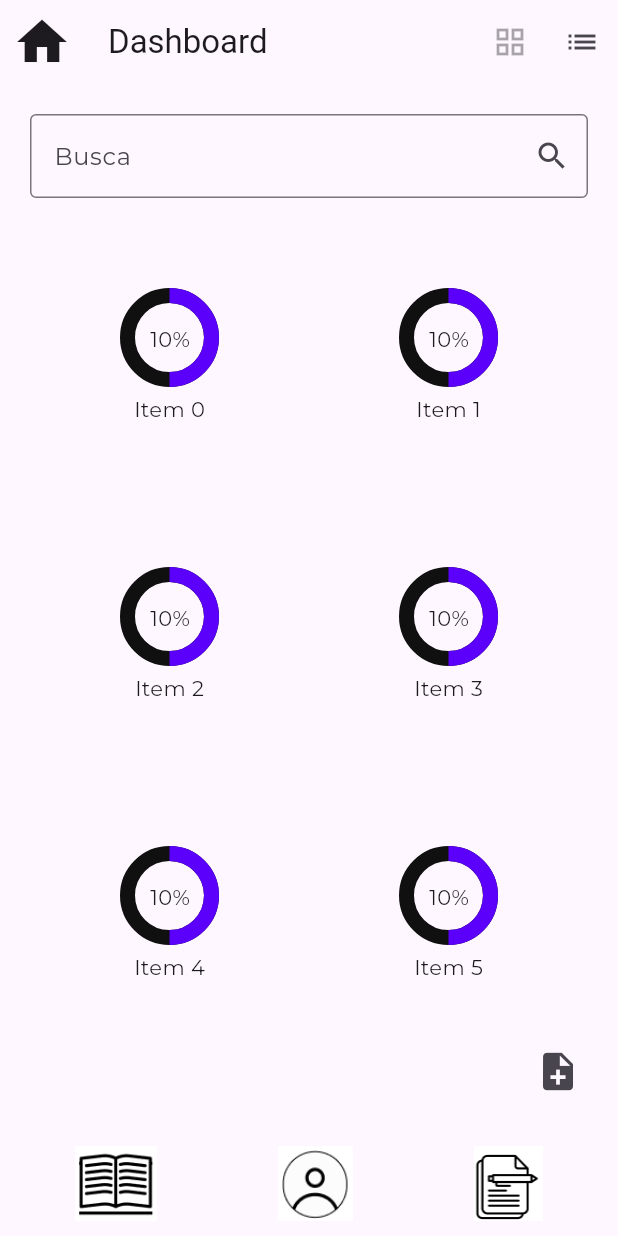
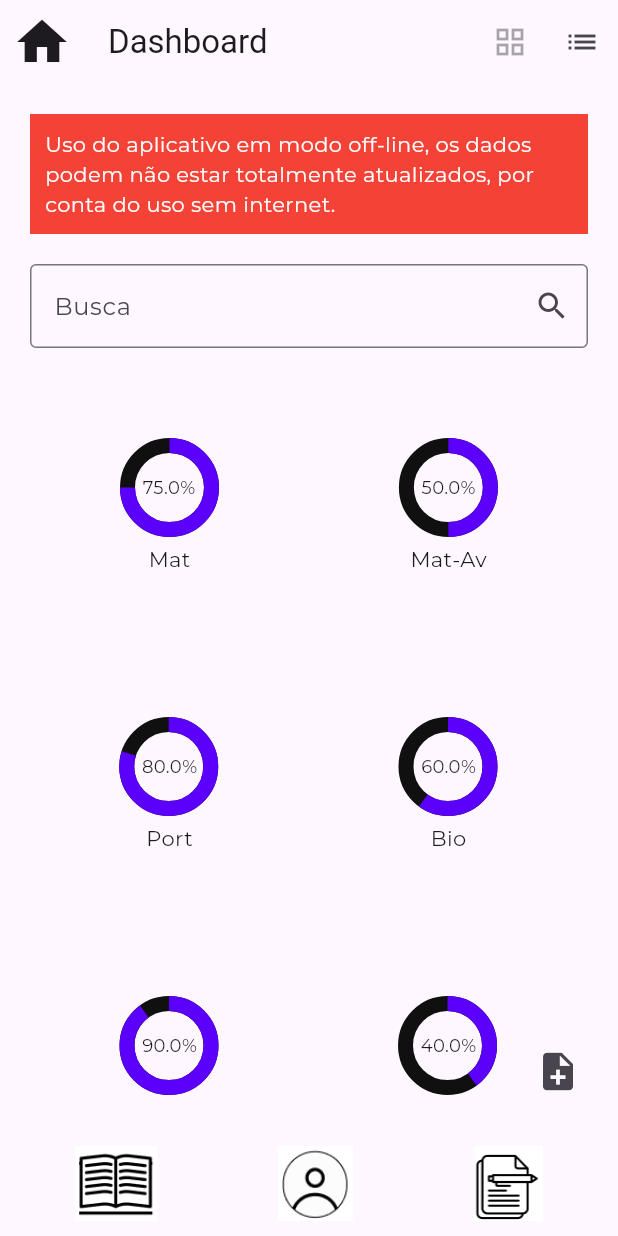
Before and after one commit to robertinws/08_Modulo_D1_PR, a Flutter app: the screen it shows after launch, after a tap on the "grid view" icon, on a phone screen of 412 x 824 dp. Run offline on Flutter 3.47's test engine with Material 3 defaults, Android fonts, the phone set to English and light mode, and no system bars; our stand-ins replace fluttertoast, google_fonts.

Commit message:
Funcao verificar conexao com a internet

```diff
--- a/lib/app_controller.dart
+++ b/lib/app_controller.dart
@@ -1,3 +1,4 @@
+import 'package:_08_modulo_d1_pr/global/variaveis.dart';
 import 'package:_08_modulo_d1_pr/pages/home_page.dart';
 import 'package:flutter/material.dart';
 import 'package:google_fonts/google_fonts.dart';
@@ -7,6 +8,9 @@ class AppController extends StatelessWidget {
 
   @override
   Widget build(BuildContext context) {
+    return ValueListenableBuilder(
+      valueListenable: valueConexao,
+      builder: (context, value, child) {
         return MaterialApp(
           debugShowCheckedModeBanner: false,
           theme: ThemeData(
@@ -19,5 +23,7 @@ class AppController extends StatelessWidget {
           initialRoute: '/',
           routes: {'/': (context) => HomePage()},
         );
+      },
+    );
   }
 }
--- a/lib/components/bottom_nav_comp.dart
+++ b/lib/components/bottom_nav_comp.dart
@@ -1,5 +1,6 @@
 import 'package:flutter/material.dart';
 
+// ignore: must_be_immutable
 class BottomNavComp extends StatelessWidget {
   BottomNavComp({required this.contexto, super.key});
   BuildContext contexto;
--- a/lib/global/variaveis.dart
+++ b/lib/global/variaveis.dart
@@ -1,2 +1,8 @@
+import 'package:flutter/services.dart';
+import 'package:flutter/widgets.dart';
+
 bool listagemGrid = false;
 List<dynamic> listCursos = [];
+String caminhoCanal = 'com.example_08_modulo_d1_pr';
+EventChannel eventInternet = EventChannel('$caminhoCanal/internet');
+ValueNotifier<bool> valueConexao = ValueNotifier(false);
--- a/lib/pages/home_page.dart
+++ b/lib/pages/home_page.dart
@@ -3,6 +3,7 @@ import 'package:_08_modulo_d1_pr/global/colors.dart';
 import 'package:_08_modulo_d1_pr/global/variaveis.dart';
 import 'package:_08_modulo_d1_pr/services/infos_dao.dart';
 import 'package:flutter/material.dart';
+import 'package:fluttertoast/fluttertoast.dart';
 
 class HomePage extends StatefulWidget {
   const HomePage({super.key});
@@ -12,6 +13,8 @@ class HomePage extends StatefulWidget {
 }
 
 class _HomePageState extends State<HomePage> {
+  List<dynamic> listFiltrada = [];
+
   @override
   void initState() {
     super.initState();
@@ -19,11 +22,18 @@ class _HomePageState extends State<HomePage> {
   }
 
   void iniciar() async {
+    eventInternet.receiveBroadcastStream().listen((value) {
+      valueConexao.value = value;
+      if (!valueConexao.value) {
+        Fluttertoast.showToast(msg: 'Sem conexão com a internet');
+      }
+    });
     await InfosDao().verificarLista();
+    listFiltrada = listCursos.toList();
     setState(() {});
   }
 
-  void modalInfos() async {
+  void modalInfos(dynamic curso) async {
     showDialog(
       context: context,
       builder: (_) {
@@ -94,6 +104,16 @@ class _HomePageState extends State<HomePage> {
           child: Column(
             spacing: 20,
             children: [
+              !valueConexao.value
+                  ? Container(
+                      decoration: BoxDecoration(color: Colors.red),
+                      padding: EdgeInsets.all(10),
+                      child: Text(
+                        'Uso do aplicativo em modo off-line, os dados podem não estar totalmente atualizados, por conta do uso sem internet.',
+                        style: TextStyle(color: corClara),
+                      ),
+                    )
+                  : Container(),
               TextField(
                 decoration: InputDecoration(
                   border: OutlineInputBorder(),
@@ -111,13 +131,18 @@ class _HomePageState extends State<HomePage> {
                             SliverGridDelegateWithFixedCrossAxisCount(
                               crossAxisCount: 2,
                             ),
-                        itemCount: 10,
+                        itemCount: listFiltrada.length,
                         itemBuilder: (context, index) {
+                          final curso = listFiltrada[index];
                           return Column(
                             mainAxisAlignment:
                                 MainAxisAlignment.center,
                             children: [
-                              Column(
+                              GestureDetector(
+                                onLongPress: () {
+                                  modalInfos(curso);
+                                },
+                                child: Column(
                                   spacing: 20,
                                   children: [
                                     Stack(
@@ -125,7 +150,7 @@ class _HomePageState extends State<HomePage> {
                                         CircularProgressIndicator(
                                           color: corRoxoClaro,
                                           backgroundColor: corEscuro,
-                                        value: 0.5,
+                                          value: curso['porcentagem'],
                                           strokeWidth: 10,
                                           strokeAlign: 2,
                                         ),
@@ -133,14 +158,19 @@ class _HomePageState extends State<HomePage> {
                                           padding:
                                               EdgeInsetsGeometry.only(
                                                 top: 9,
-                                              left: 5,
                                               ),
-                                        child: Text('10%'),
+                                          child: Text(
+                                            '${(curso['porcentagem'] * 100)}%',
+                                            style: TextStyle(
+                                              fontSize: 12,
+                                            ),
+                                          ),
                                         ),
                                       ],
                                     ),
-                                  Text('Item $index'),
+                                    Text(curso['nomeBreve']),
                                   ],
+                                ),
                               ),
                             ],
                           );
@@ -149,12 +179,17 @@ class _HomePageState extends State<HomePage> {
                     )
                   : Flexible(
                       child: ListView.builder(
-                        itemCount: 10,
+                        itemCount: listFiltrada.length,
                         itemBuilder: (context, index) {
+                          final curso = listFiltrada[index];
                           return Padding(
                             padding: EdgeInsetsGeometry.only(
                               bottom: 10,
                             ),
+                            child: GestureDetector(
+                              onTap: () {
+                                modalInfos(curso);
+                              },
                               child: Container(
                                 decoration: BoxDecoration(
                                   border: Border.all(
@@ -168,17 +203,17 @@ class _HomePageState extends State<HomePage> {
                                       CircularProgressIndicator(
                                         color: corRoxoClaro,
                                         backgroundColor: corEscuro,
-                                      value: 0.3,
+                                        value: curso['porcentagem'],
                                         strokeWidth: 5,
                                       ),
                                       Padding(
                                         padding:
                                             EdgeInsetsGeometry.only(
                                               top: 11,
-                                            left: 8,
+                                              left: 4,
                                             ),
                                         child: Text(
-                                        '20%',
+                                          '${(curso['porcentagem'] * 100)}%',
                                           style: TextStyle(
                                             fontSize: 10,
                                           ),
@@ -186,7 +221,8 @@ class _HomePageState extends State<HomePage> {
                                       ),
                                     ],
                                   ),
-                                title: Text('Item $index'),
+                                  title: Text(curso['nomeBreve']),
+                                ),
                               ),
                             ),
                           );
--- a/pubspec.yaml
+++ b/pubspec.yaml
@@ -35,6 +35,7 @@ dependencies:
   # Use with the CupertinoIcons class for iOS style icons.
   cupertino_icons: ^1.0.8
   google_fonts: ^6.3.1
+  fluttertoast: ^8.2.12
 
 dev_dependencies:
   integration_test:
```
Also changed, not shown: pubspec.lock, 2 other files. Lines whose indentation alone changed are shown as unchanged.
